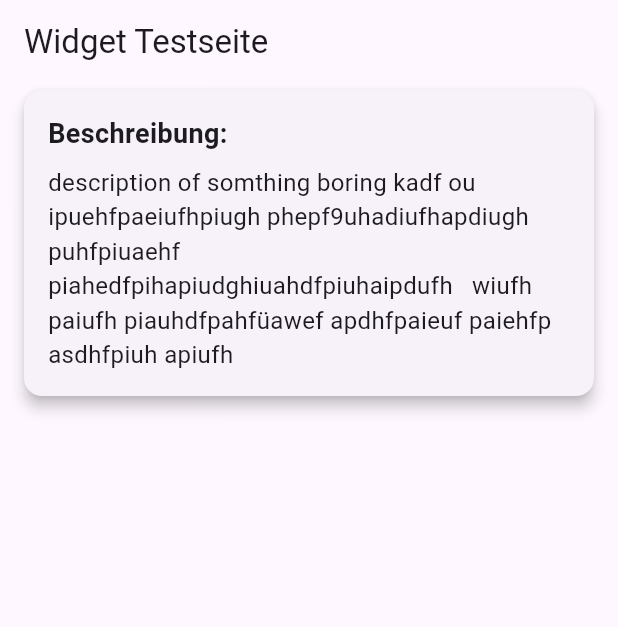
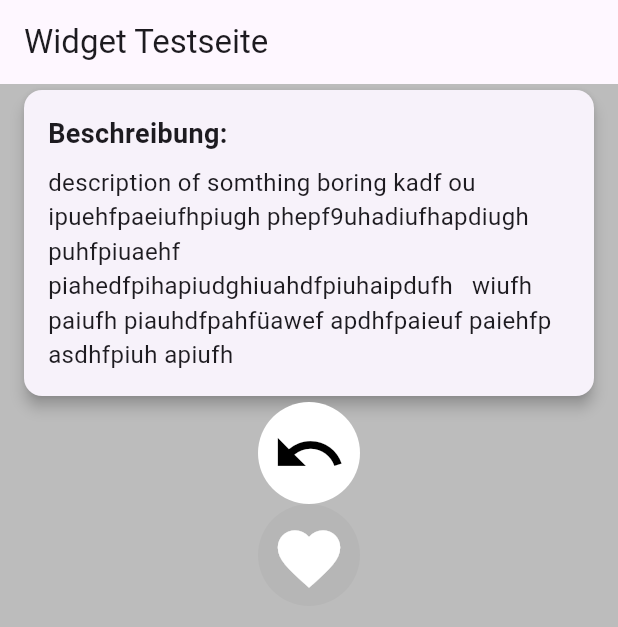
Before and after one commit to Sauttets/VinoVeritas, a Flutter app: the screen it shows after launch, on a phone screen of 412 x 824 dp. Shown: the top 627 px of the screen. Run offline on Flutter 3.47's test engine with Material 3 defaults, Android fonts, the phone set to English and light mode, and no system bars; drawn by our look-alikes of like_button.

Commit message:
added a back butten. Diffenet arrow than in the design, but nothing found like the original. Size of Buttons and Icons is now fixed in Spacings too

```diff
--- a/lib/src/features/general_feature/widgets/test_page.dart
+++ b/lib/src/features/general_feature/widgets/test_page.dart
@@ -1,5 +1,8 @@
 import 'package:flutter/material.dart';
+import 'package:vinoveritas/src/features/general_feature/widgets/heartbutton.dart';
 import 'package:vinoveritas/src/features/wine_feature/widgets/description.dart';
+import 'package:vinoveritas/util/app_colors.dart';
+import 'package:vinoveritas/src/features/wine_feature/widgets/back_button.dart' as bb;
 
 
 class TestPage extends StatelessWidget {
@@ -10,12 +13,19 @@ class TestPage extends StatelessWidget {
         appBar: AppBar(
           title: const Text('Widget Testseite'),
         ),
+        backgroundColor: AppColors.backgroundColor,
         body: Padding(
           padding: const EdgeInsets.all(0.0),
           child: ListView(
-            children: const [
-              Description(description: "description of somthing boring kadf ou ipuehfpaeiufhpiugh phepf9uhadiufhapdiugh puhfpiuaehf piahedfpihapiudghiuahdfpiuhaipdufh   wiufh paiufh piauhdfpahfüawef apdhfpaieuf paiehfp asdhfpiuh apiufh")
-              // Füge hier weitere Widgets hinzu
+            children:  [
+
+              const Description(description: "description of somthing boring kadf ou ipuehfpaeiufhpiugh phepf9uhadiufhapdiugh puhfpiuaehf piahedfpihapiudghiuahdfpiuhaipdufh   wiufh paiufh piauhdfpahfüawef apdhfpaieuf paiehfp asdhfpiuh apiufh"),
+              bb.BackButton(onPressed: () {
+                // Hier wird die Platzhalterfunktionalität ausgeführt
+                print('Back button pressed');
+              },),
+              const HeartButton()
+             //füge weitere Widgets hinzu
             ],
           ),
         ),
--- /dev/null
+++ b/lib/src/features/wine_feature/widgets/back_button.dart
@@ -0,0 +1,37 @@
+import 'package:flutter/material.dart';
+import 'package:vinoveritas/util/spacings.dart';
+import 'package:vinoveritas/util/app_colors.dart';
+
+class BackButton extends StatelessWidget {
+  final VoidCallback? onPressed;
+
+  const BackButton ({
+    super.key,
+    this.onPressed
+    });
+
+  @override
+   Widget build(BuildContext context) {
+    return Container(
+      width: Spacings.buttonContainerSize,
+      height: Spacings.buttonContainerSize,
+      decoration: const BoxDecoration(
+        color: AppColors.primaryWhite,
+        shape: BoxShape.circle,
+        /* boxShadow: [
+          BoxShadow(
+            color: Colors.black26,
+            blurRadius: 4.0,
+            offset: Offset(0, 2),
+          ),
+        ], */
+      ),
+      child: Center(
+        child: IconButton(
+          icon: const Icon(Icons.undo, color: AppColors.primaryText, size: Spacings.buttonSize),
+          onPressed: onPressed,
+        ),
+      ),
+    );
+  }
+}
--- a/lib/util/spacings.dart
+++ b/lib/util/spacings.dart
@@ -4,4 +4,7 @@ class Spacings {
   static const double cornerRadius = 12.0;
   static const double textFontSize = 16.0;
   static const double titleFontSize = 18.0;
+  static const double iconSizeSmall = 40.0;
+  static const double buttonSize = 50.0; // Size of the heart icon
+  static const double buttonContainerSize = 68.0; // Size of the container
 }
```
Also changed, not shown: template_immages_widges/WineDetails/dropdown_information.png (added).
